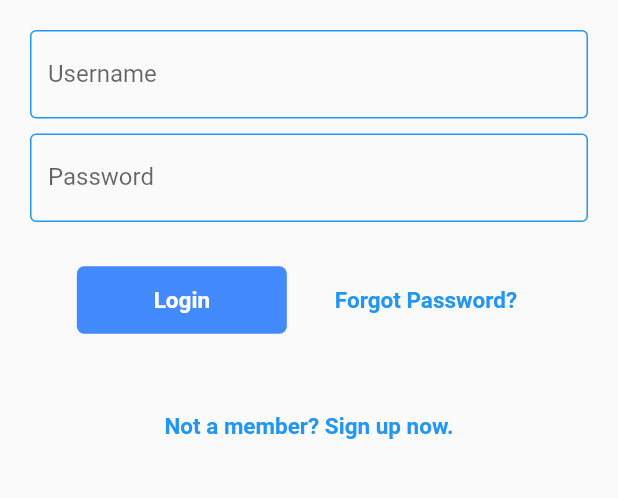
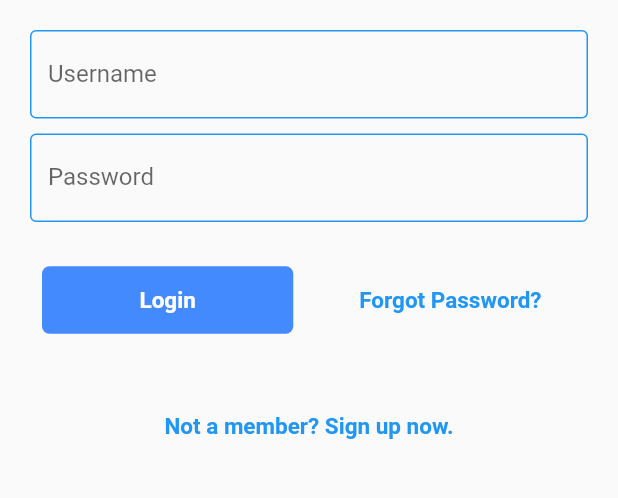
Before and after one commit to Restfulness/Restfulness-flutter-app, a Flutter app: the screen it shows after launch, on a phone screen of 412 x 824 dp, the part 390-888 px from its top. Run offline on Flutter 3.47's test engine with Material 2 defaults, Android fonts, the phone set to English and light mode, and no system bars; our stand-ins replace flutter_tags, material_design_icons_flutter, rxdart, share, shared_preferences, sqflite and 1 more; missing offline and left inert: flutter_link_preview, shared_preferences_web; accounts and stored records are empty.

Commit message:
Changes for some screen sizes
Some changes for different __mobile__ screen sizes

```diff
--- a/lib/src/blocs/authentication/auth_bloc.dart
+++ b/lib/src/blocs/authentication/auth_bloc.dart
@@ -1,6 +1,7 @@
 import 'dart:convert';
 
 import 'package:flutter/material.dart';
+import 'package:restfulness/src/blocs/link/links_provider.dart';
 import 'package:restfulness/src/resources/authorization_api_provider.dart';
 import 'package:restfulness/src/resources/repository.dart';
 import 'package:restfulness/src/screens/main_screen.dart';
@@ -53,6 +54,8 @@ class AuthBloc extends Object with AuthValidator {
     try {
       final response = await user.login(validUsername, validPassword);
       if (response.accessToken.isNotEmpty) {
+        final bloc = LinksProvider.of(context);
+        bloc.fetchLinks();
         _redirectToPage(context, MainScreen());
       }
     } catch (e) {
--- a/lib/src/screens/login_screen.dart
+++ b/lib/src/screens/login_screen.dart
@@ -131,8 +131,9 @@ class LoginScreen extends StatelessWidget {
       mainAxisAlignment: MainAxisAlignment.center,
       crossAxisAlignment: CrossAxisAlignment.center,
       children: [
-        buildLoginButton(bloc),
-        buildForgotButton(),
+        Expanded(child: buildLoginButton(bloc), flex: 1),
+        SizedBox(width: 5),
+        Expanded(child: buildForgotButton(), flex: 1),
       ],
     );
   }
--- a/lib/src/screens/main_screen.dart
+++ b/lib/src/screens/main_screen.dart
@@ -168,7 +168,8 @@ class MainScreen extends StatelessWidget {
                 ? Icon(Icons.check_circle, color: Colors.green)
                 : Icon(Icons.error, color: Colors.red),
             SizedBox(width: 10.0),
-            Text(message),
+            Flexible(
+                child: Text(message)),
           ],
         ),
         duration: Duration(seconds: 2)));
```
Also changed, not shown: lib/src/screens/decision_screen.dart (+12 -14 lines), lib/src/widgets/create_link_preview_widget.dart (+4 -4 lines).
